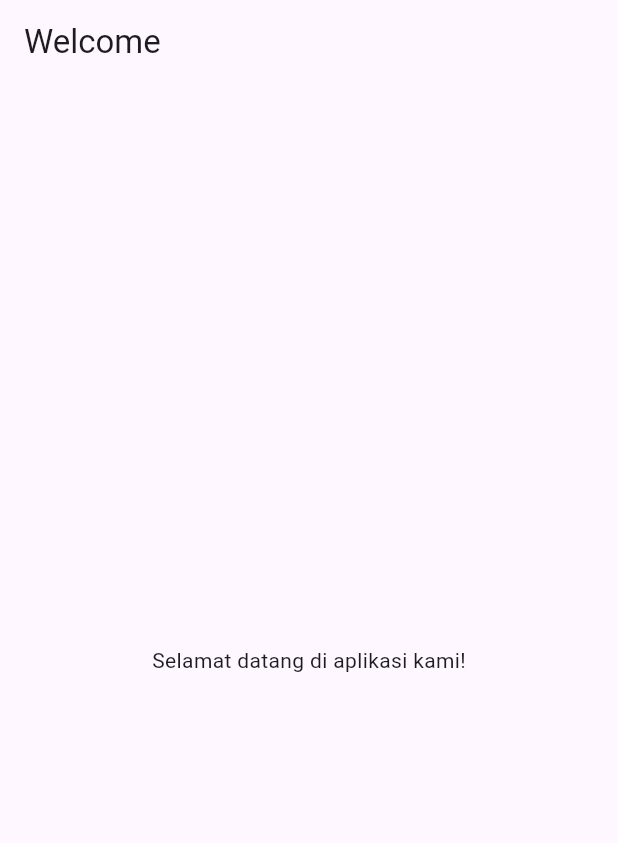
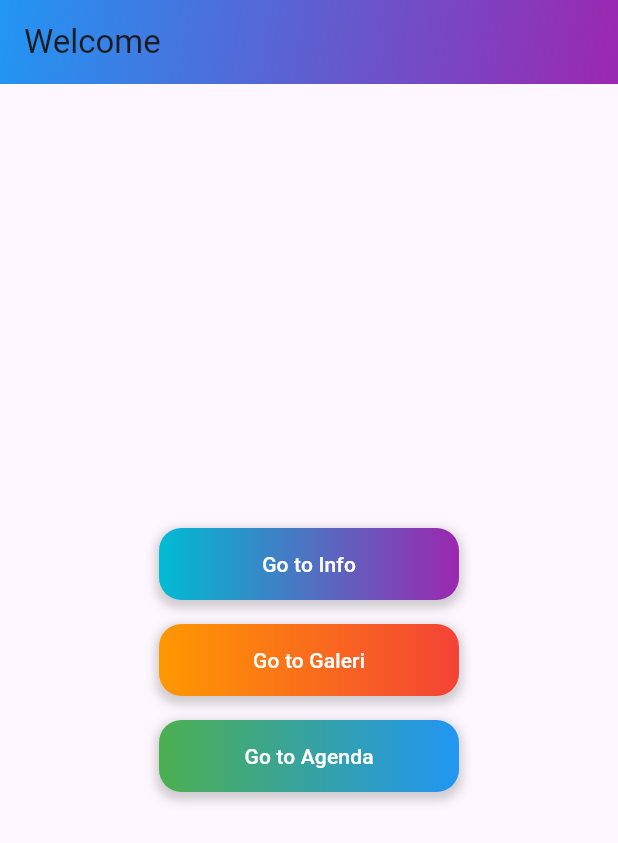
Before and after one commit to FchDxCode/colaborasi_gallery, a Flutter app: the BerandaScreens screen opened directly, on a phone screen of 412 x 824 dp. Shown: the top 843 px of the screen. Run offline on Flutter 3.47's test engine with Material 3 defaults, Android fonts, the phone set to English and light mode, and no system bars; our stand-ins replace equatable, flutter_bloc.

Commit message:
Update berandaScreens.dart

```diff
--- a/lib/screens/berandaScreens.dart
+++ b/lib/screens/berandaScreens.dart
@@ -1,16 +1,132 @@
 import 'package:flutter/material.dart';
+import 'infoScreens.dart';
+import 'galeriScreens.dart';
+import 'agendaScreens.dart';
 
 class BerandaScreens extends StatelessWidget {
-
-
   @override
   Widget build(BuildContext context) {
     return Scaffold(
       appBar: AppBar(
         title: Text('Welcome'),
+        flexibleSpace: Container(
+          decoration: BoxDecoration(
+            gradient: LinearGradient(
+              begin: Alignment.topLeft,
+              end: Alignment.bottomRight,
+              colors: [Colors.blue, Colors.purple], // Gradasi biru ke ungu
+            ),
+          ),
+        ),
       ),
       body: Center(
-        child: Text('Selamat datang di aplikasi kami!'),
+        child: Column(
+          mainAxisAlignment: MainAxisAlignment.center,
+          children: [
+            // Tombol navigasi ke halaman Info
+            Padding(
+              padding: const EdgeInsets.symmetric(vertical: 8.0), // Jarak antar box
+              child: Container(
+                width: 200,
+                decoration: BoxDecoration(
+                  gradient: LinearGradient(
+                    colors: [Colors.cyan, Colors.purple], // Gradasi box
+                  ),
+                  borderRadius: BorderRadius.circular(15),
+                  boxShadow: [
+                    BoxShadow(
+                      color: Colors.grey.withOpacity(0.5),
+                      spreadRadius: 2,
+                      blurRadius: 5,
+                      offset: Offset(0, 3), // Shadow posisi
+                    ),
+                  ],
+                ),
+                child: ElevatedButton(
+                  style: ElevatedButton.styleFrom(
+                    backgroundColor: Colors.transparent, // Background transparan karena gradien
+                    shadowColor: Colors.transparent,
+                  ),
+                  onPressed: () {
+                    Navigator.push(
+                      context,
+                      MaterialPageRoute(builder: (context) => InfoScreens()),
+                    );
+                  },
+                  child: Text('Go to Info', style: TextStyle(color: Colors.white)),
+                ),
+              ),
+            ),
+            // Tombol navigasi ke halaman Galeri
+            Padding(
+              padding: const EdgeInsets.symmetric(vertical: 8.0),
+              child: Container(
+                width: 200,
+                decoration: BoxDecoration(
+                  gradient: LinearGradient(
+                    colors: [Colors.orange, Colors.red], // Gradasi warna untuk galeri
+                  ),
+                  borderRadius: BorderRadius.circular(15),
+                  boxShadow: [
+                    BoxShadow(
+                      color: Colors.grey.withOpacity(0.5),
+                      spreadRadius: 2,
+                      blurRadius: 5,
+                      offset: Offset(0, 3),
+                    ),
+                  ],
+                ),
+                child: ElevatedButton(
+                  style: ElevatedButton.styleFrom(
+                    backgroundColor: Colors.transparent,
+                    shadowColor: Colors.transparent,
+                  ),
+                  onPressed: () {
+                    Navigator.push(
+                      context,
+                      MaterialPageRoute(builder: (context) => GaleriScreens()),
+                    );
+                  },
+                  child: Text('Go to Galeri', style: TextStyle(color: Colors.white)),
+                ),
+              ),
+            ),
+            // Tombol navigasi ke halaman Agenda
+            Padding(
+              padding: const EdgeInsets.symmetric(vertical: 8.0),
+              child: Container(
+                width: 200,
+                decoration: BoxDecoration(
+                  gradient: LinearGradient(
+                    colors: [Colors.green, Colors.blue], // Gradasi warna untuk agenda
+                  ),
+                  borderRadius: BorderRadius.circular(15),
+                  boxShadow: [
+                    BoxShadow(
+                      color: Colors.grey.withOpacity(0.5),
+                      spreadRadius: 2,
+                      blurRadius: 5,
+                      offset: Offset(0, 3),
+                    ),
+                  ],
+                ),
+                child: ElevatedButton(
+                  style: ElevatedButton.styleFrom(
+                    backgroundColor: Colors.transparent,
+                    shadowColor: Colors.transparent,
+                  ),
+                  onPressed: () {
+                    Navigator.push(
+                      context,
+                      MaterialPageRoute(builder: (context) => AgendaScreens()),
+                    );
+                  },
+                  child: Text('Go to Agenda', style: TextStyle(color: Colors.white)),
+                ),
+              ),
+            ),
+          ],
+        ),
       ),
     );
   }
```
